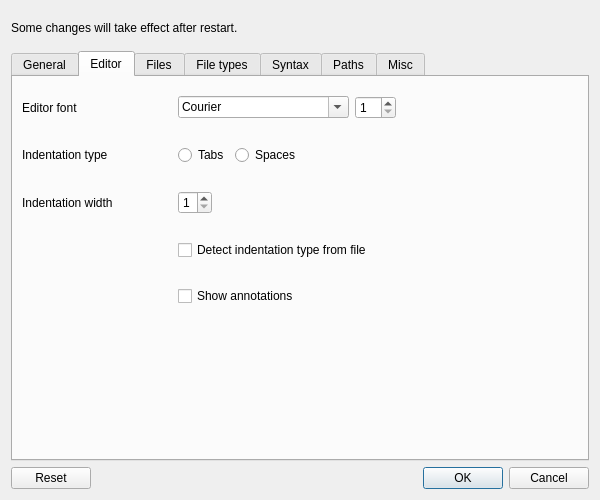
ziracms/editor, file ui/settings.ui: the form before one commit.
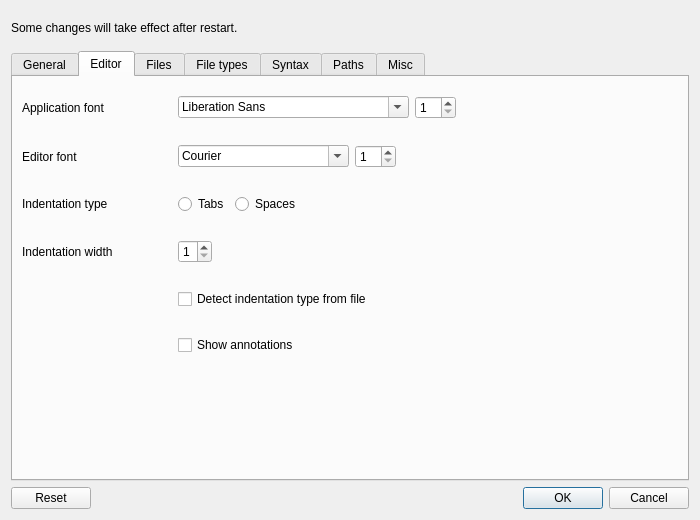
The form after the commit. The open tabs and pages were chosen to show the change.

Commit message: app font settings

What changed in the file:
```diff
--- a/ui/settings.ui
+++ b/ui/settings.ui
@@ -6,14 +6,14 @@
    <rect>
     <x>0</x>
     <y>0</y>
-    <width>600</width>
-    <height>500</height>
+    <width>700</width>
+    <height>520</height>
    </rect>
   </property>
   <property name="minimumSize">
    <size>
-    <width>600</width>
-    <height>500</height>
+    <width>700</width>
+    <height>520</height>
    </size>
   </property>
   <property name="windowTitle">
@@ -289,6 +289,52 @@
        <string>Editor</string>
       </attribute>
       <layout class="QVBoxLayout" name="verticalLayout_5">
+       <item>
+        <layout class="QHBoxLayout" name="appFontLayout">
+         <property name="topMargin">
+          <number>10</number>
+         </property>
+         <property name="bottomMargin">
+          <number>10</number>
+         </property>
+         <item>
+          <widget class="QLabel" name="appFontLabel">
+           <property name="minimumSize">
+            <size>
+             <width>150</width>
+             <height>0</height>
+            </size>
+           </property>
+           <property name="text">
+            <string>Application font</string>
+           </property>
+          </widget>
+         </item>
+         <item>
+          <widget class="QFontComboBox" name="appFontComboBox"/>
+         </item>
+         <item>
+          <widget class="QSpinBox" name="appFontSpinBox">
+           <property name="minimum">
+            <number>1</number>
+           </property>
+          </widget>
+         </item>
+         <item>
+          <spacer name="appFontSpacer">
+           <property name="orientation">
+            <enum>Qt::Horizontal</enum>
+           </property>
+           <property name="sizeHint" stdset="0">
+            <size>
+             <width>40</width>
+             <height>20</height>
+            </size>
+           </property>
+          </spacer>
+         </item>
+        </layout>
+       </item>
        <item>
         <layout class="QHBoxLayout" name="editorFontLayout">
          <property name="topMargin">
```
Left out of the diff: 30 changed lines with no effect on the pictures. The commit also changes 6 other files.
